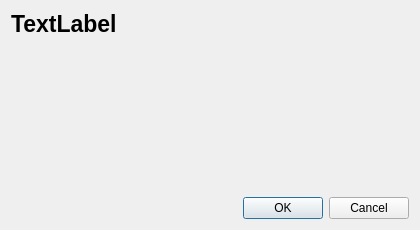
First picture: the form in src/gui/multipurposeDialog.ui, repository gravityfargo/DavTasks, before the edit.
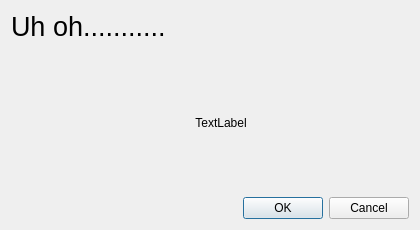
Second picture: the form after the edit.

What changed in the file:
```diff
--- a/src/gui/multipurposeDialog.ui
+++ b/src/gui/multipurposeDialog.ui
@@ -20,7 +20,7 @@
    <string>Dialog</string>
   </property>
   <layout class="QGridLayout" name="gridLayout">
-   <item row="0" column="0">
+   <item row="1" column="0">
     <widget class="QLabel" name="descriptionLabel">
      <property name="minimumSize">
       <size>
@@ -28,25 +28,18 @@
        <height>150</height>
       </size>
      </property>
-     <property name="font">
-      <font>
-       <pointsize>17</pointsize>
-       <weight>75</weight>
-       <bold>true</bold>
-      </font>
-     </property>
      <property name="text">
       <string>TextLabel</string>
      </property>
      <property name="alignment">
-      <set>Qt::AlignLeading|Qt::AlignLeft|Qt::AlignTop</set>
+      <set>Qt::AlignCenter</set>
      </property>
      <property name="wordWrap">
       <bool>true</bool>
      </property>
     </widget>
    </item>
-   <item row="1" column="0">
+   <item row="2" column="0">
     <widget class="QDialogButtonBox" name="buttonBox">
      <property name="orientation">
       <enum>Qt::Horizontal</enum>
@@ -56,6 +49,18 @@
      </property>
     </widget>
    </item>
+   <item row="0" column="0">
+    <widget class="QLabel" name="label">
+     <property name="font">
+      <font>
+       <pointsize>20</pointsize>
+      </font>
+     </property>
+     <property name="text">
+      <string>Uh oh...........</string>
+     </property>
+    </widget>
+   </item>
   </layout>
  </widget>
  <resources/>
```
